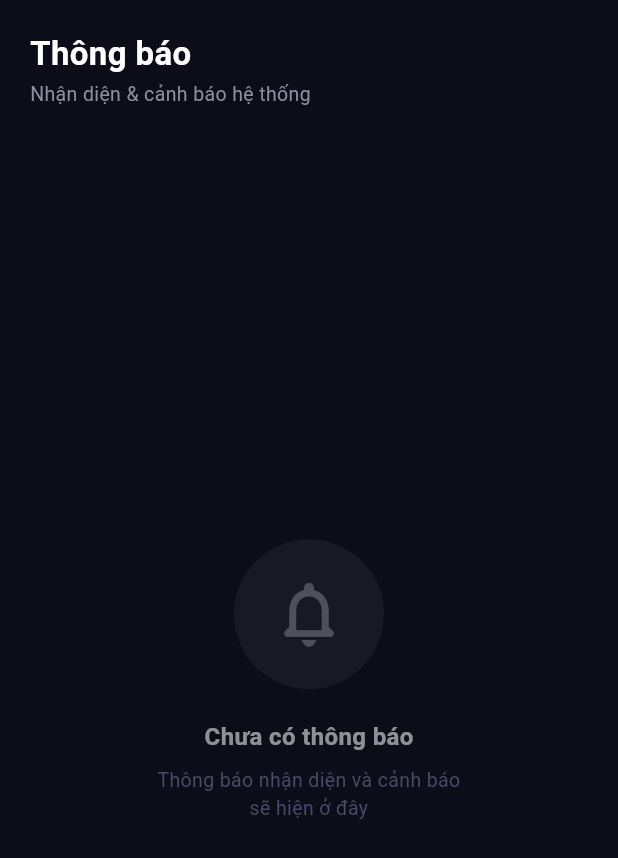
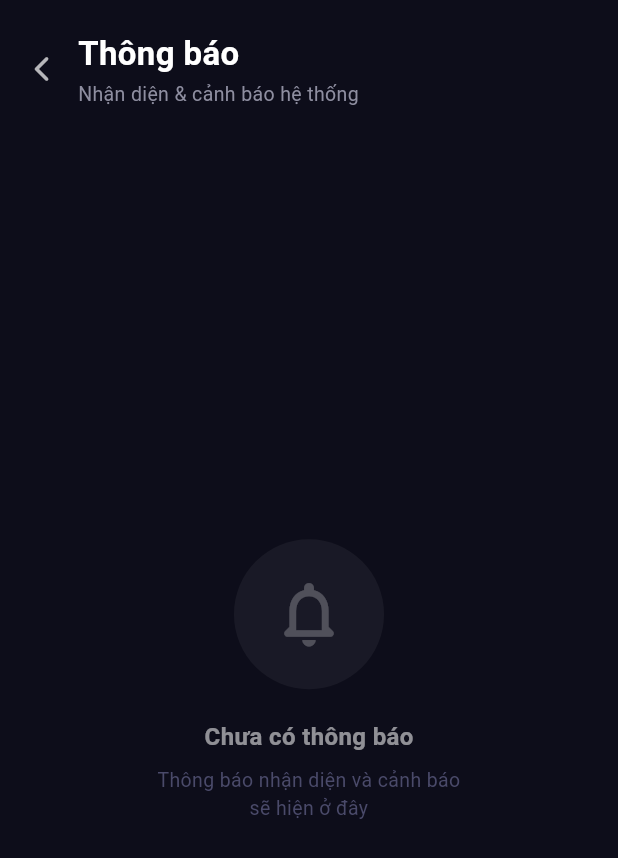
Before and after one commit to thinh1122/smart-home-esp32cam-app, a Flutter app: the screen it shows after launch, after a tap on the "notifications" icon, on a phone screen of 412 x 824 dp. Shown: the top 858 px of the screen. Run offline on Flutter 3.47's test engine with Material 3 defaults, Android fonts, the phone set to English and light mode, and no system bars; our stand-ins replace flutter_blue_plus, flutter_local_notifications, image_picker, shared_preferences, sqflite; missing offline and left inert: bonsoir, mqtt_client, wifi_scan; accounts and stored records are empty; network calls fail.

Commit message:
Fix: notification nhận diện khuôn mặt + nút back trong tab Thông báo
- AppNotificationService.startListening() trong main() — luôn active
- Không phụ thuộc vào HomeDashboard mounted state
- NotificationsScreen: thêm nút back khi navigate từ bell icon Home

Co-Authored-By: Claude Sonnet 4.6 <noreply@anthropic.com>

```diff
--- a/FLUTTER/lib/main.dart
+++ b/FLUTTER/lib/main.dart
@@ -3,6 +3,7 @@ import 'core/theme/app_theme.dart';
 import 'core/services/mqtt_service.dart';
 import 'core/services/device_config_service.dart';
 import 'core/services/notification_service.dart';
+import 'core/services/app_notification_service.dart';
 import 'core/services/server_discovery_service.dart';
 import 'presentation/screens/main_screen.dart';
 
@@ -15,11 +16,18 @@ void main() async {
   // Khởi tạo notification channels
   await NotificationService.instance.init();
 
-  // Connect MQTT in background
-  MQTTService().connect().then((ok) => debugPrint(ok ? 'MQTT connected' : 'MQTT offline'));
+  // Connect MQTT rồi bắt đầu lắng nghe face recognition ngay
+  MQTTService().connect().then((ok) {
+    debugPrint(ok ? 'MQTT connected' : 'MQTT offline');
+    // Luôn start listening — tự reconnect khi có stream
+    AppNotificationService.instance.startListening();
+  });
+
+  // Cũng start listening ngay cả khi MQTT chưa connect
+  // (stream sẽ có data khi connect thành công sau)
+  AppNotificationService.instance.startListening();
 
   // Tự động tìm Python AI server trên LAN qua mDNS (background)
-  // Nếu tìm thấy sẽ tự lưu IP — không cần nhập thủ công
   ServerDiscoveryService.instance.startDiscovery();
 
   runApp(const SmartHomeApp());
--- a/FLUTTER/lib/presentation/screens/notifications/notifications_screen.dart
+++ b/FLUTTER/lib/presentation/screens/notifications/notifications_screen.dart
@@ -58,10 +58,17 @@ class _NotificationsScreenState extends State<NotificationsScreen> {
   }
 
   Widget _buildHeader(List<AppNotification> items) {
+    final canPop = Navigator.canPop(context);
     return Padding(
-      padding: const EdgeInsets.fromLTRB(20, 20, 12, 12),
+      padding: EdgeInsets.fromLTRB(canPop ? 4 : 20, 20, 12, 12),
       child: Row(
         children: [
+          if (canPop)
+            IconButton(
+              onPressed: () => Navigator.pop(context),
+              icon: const Icon(Icons.arrow_back_ios_rounded,
+                  color: Colors.white70, size: 20),
+            ),
           const Expanded(
             child: Column(
               crossAxisAlignment: CrossAxisAlignment.start,
```
Also changed, not shown: FLUTTER/lib/core/services/app_notification_service.dart (+33 -0 lines), FLUTTER/lib/presentation/screens/dashboard/home_dashboard.dart (+1 -8 lines).
